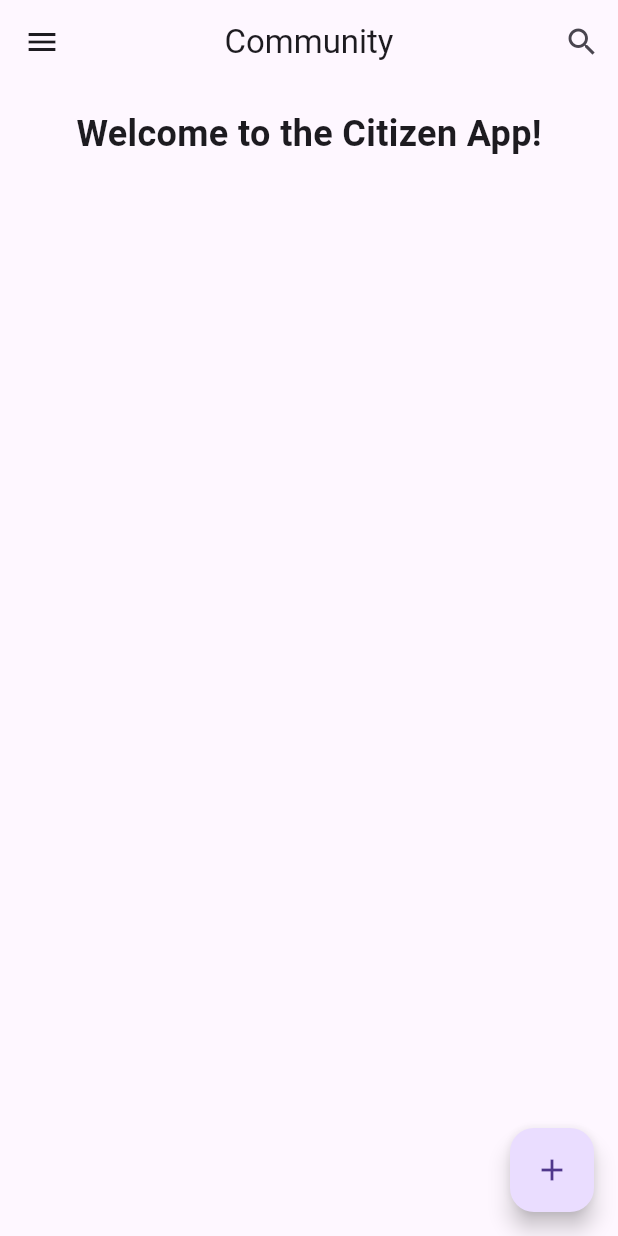
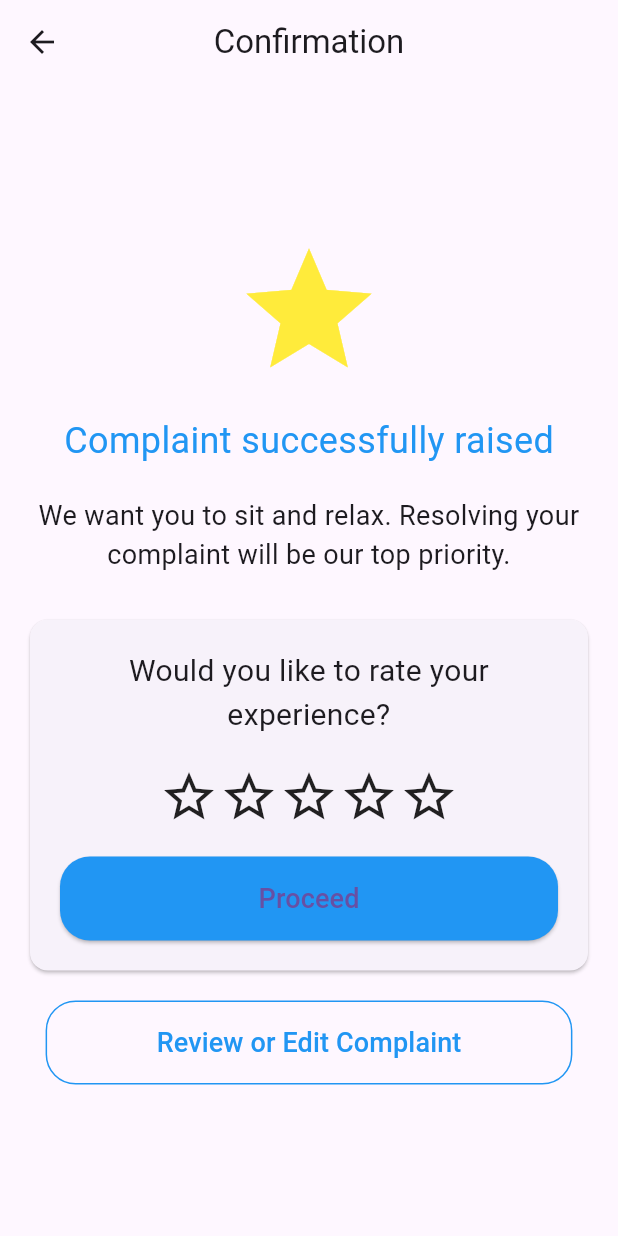
Before and after one commit to yskooo/civic-vox-mobile, a Flutter app: the HomePage screen opened directly, after a tap on the "add" icon, after a tap on "Submit", on a phone screen of 412 x 824 dp. Run offline on Flutter 3.47's test engine with Material 3 defaults, Android fonts, the phone set to English and light mode, and no system bars.

Commit message:
feat: add rating page: route to submit buttons

```diff
--- a/lib/pages/home_page.dart
+++ b/lib/pages/home_page.dart
@@ -1,3 +1,4 @@
+import 'package:app/pages/rating_page.dart';
 import 'package:flutter/cupertino.dart';
 import 'package:flutter/material.dart';
 
@@ -320,11 +321,18 @@
 
 
   void _handleSubmit() {
-    // Placeholder for handling form submission
-    // Reset the form visibility after submission
-    setState(() {
-      _showForm = false;
-
+    // Navigate to the rating page
+    Navigator.push(
+      context,
+      MaterialPageRoute(builder: (context) => RatingPage()),
+    ).then((value) {
+      // Handle callback from the rating page
+      if (value == 'edit_complaint') {
+        // Handle editing complaint
+        setState(() {
+          _showForm = true;
+        });
+      }
     });
   }
 }
--- /dev/null
+++ b/lib/pages/rating_page.dart
@@ -0,0 +1,113 @@
+import 'package:flutter/material.dart';
+
+class RatingPage extends StatelessWidget {
+  @override
+  Widget build(BuildContext context) {
+    return Scaffold(
+      appBar: AppBar(
+        title: Text('Confirmation'),
+        centerTitle: true,
+        leading: IconButton(
+          icon: Icon(Icons.arrow_back),
+          onPressed: () {
+            Navigator.pop(context);
+          },
+        ),
+      ),
+      body: Center(
+        child: Column(
+          mainAxisAlignment: MainAxisAlignment.center,
+          children: [
+            Icon(
+              Icons.star,
+              size: 100,
+              color: Colors.yellow,
+            ),
+            SizedBox(height: 20),
+            Text(
+              'Complaint successfully raised',
+              style: TextStyle(fontSize: 24, color: Colors.blue),
+            ),
+            SizedBox(height: 20),
+            Text(
+              'We want you to sit and relax. Resolving your complaint will be our top priority.',
+              textAlign: TextAlign.center,
+              style: TextStyle(fontSize: 18),
+            ),
+            SizedBox(height: 30),
+            Card(
+              margin: EdgeInsets.symmetric(horizontal: 20),
+              child: Padding(
+                padding: EdgeInsets.all(20),
+                child: Column(
+                  crossAxisAlignment: CrossAxisAlignment.stretch,
+                  children: [
+                    Align( // Align the text in the center
+                      alignment: Alignment.center,
+                      child: Text(
+                        'Would you like to rate your experience?',
+                        style: TextStyle(fontSize: 20),
+                        textAlign: TextAlign.center,
+                      ),
+                    ),
+                    SizedBox(height: 20),
+                    Row(
+                      mainAxisAlignment: MainAxisAlignment.center,
+                      children: [
+                        Icon(Icons.star_border, size: 40),
+                        Icon(Icons.star_border, size: 40),
+                        Icon(Icons.star_border, size: 40),
+                        Icon(Icons.star_border, size: 40),
+                        Icon(Icons.star_border, size: 40),
+                      ],
+                    ),
+                    SizedBox(height: 20),
+                    ElevatedButton(
+                      onPressed: () {
+                        Navigator.pop(context);
+                      },
+                      style: ElevatedButton.styleFrom(
+                        backgroundColor: Colors.blue,
+                        shape: RoundedRectangleBorder(
+                          borderRadius: BorderRadius.circular(20),
+                        ),
+                      ),
+                      child: Padding(
+                        padding: EdgeInsets.symmetric(vertical: 15),
+                        child: Text(
+                          'Proceed',
+                          style: TextStyle(fontSize: 18),
+                        ),
+                      ),
+                    ),
+                  ],
+                ),
+              ),
+            ),
+            SizedBox(height: 20),
+            ElevatedButton(
+              onPressed: () {
+                Navigator.pop(context, 'edit_complaint');
+              },
+              style: ElevatedButton.styleFrom(
+                backgroundColor: Colors.transparent,
+                elevation: 0,
+                shape: RoundedRectangleBorder(
+                  borderRadius: BorderRadius.circular(20),
+                  side: BorderSide(color: Colors.blue),
+                ),
+              ),
+              child: Padding(
+                padding: EdgeInsets.symmetric(vertical: 15, horizontal: 50),
+                child: Text(
+                  'Review or Edit Complaint',
+                  style: TextStyle(fontSize: 18, color: Colors.blue),
+                ),
+              ),
+            ),
+          ],
+        ),
+      ),
+    );
+  }
+}
```
